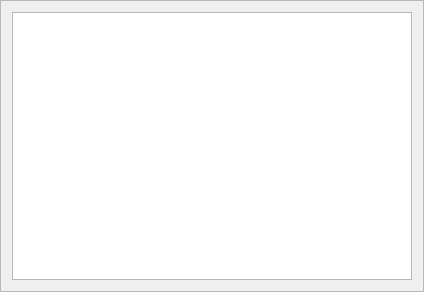
vinni-au/nya-cats, file ui/mlvcontrol.ui: the form before one commit.
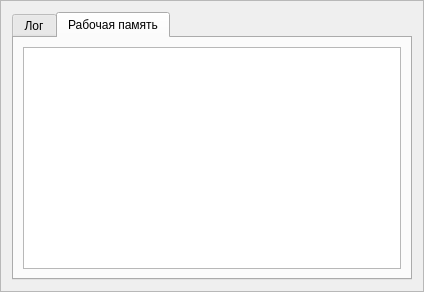
The form after the commit.

```diff
--- a/ui/mlvcontrol.ui
+++ b/ui/mlvcontrol.ui
@@ -19,16 +19,36 @@
   <property name="frameShadow">
    <enum>QFrame::Raised</enum>
   </property>
-  <layout class="QGridLayout" name="gridLayout">
+  <layout class="QHBoxLayout" name="horizontalLayout_3">
    <property name="topMargin">
     <number>11</number>
    </property>
-   <item row="0" column="0">
-    <layout class="QHBoxLayout" name="horizontalLayout">
+   <item>
+    <widget class="QTabWidget" name="tabWidget">
+     <property name="currentIndex">
+      <number>1</number>
+     </property>
+     <widget class="QWidget" name="tab">
+      <attribute name="title">
+       <string>Лог</string>
+      </attribute>
+      <layout class="QHBoxLayout" name="horizontalLayout_2">
      <item>
       <widget class="QListWidget" name="listLog"/>
      </item>
     </layout>
+     </widget>
+     <widget class="QWidget" name="tab_2">
+      <attribute name="title">
+       <string>Рабочая память</string>
+      </attribute>
+      <layout class="QHBoxLayout" name="horizontalLayout">
+       <item>
+        <widget class="QTreeView" name="treeView"/>
+       </item>
+      </layout>
+     </widget>
+    </widget>
    </item>
   </layout>
  </widget>
```
Lines whose indentation alone changed are shown as unchanged.
